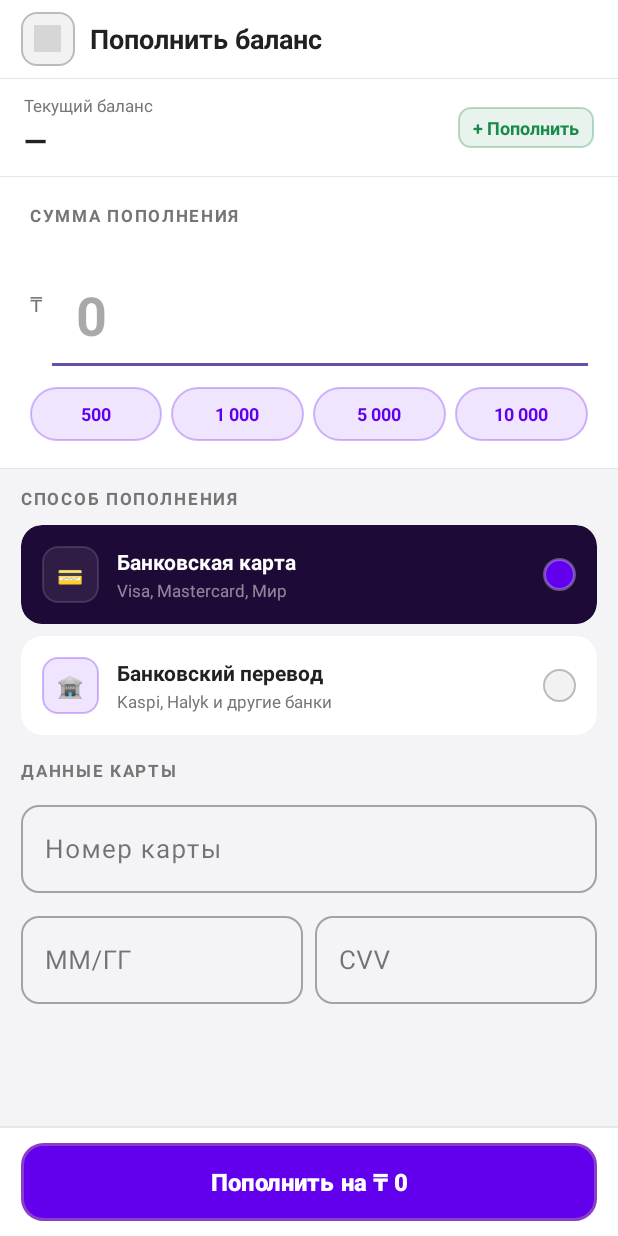
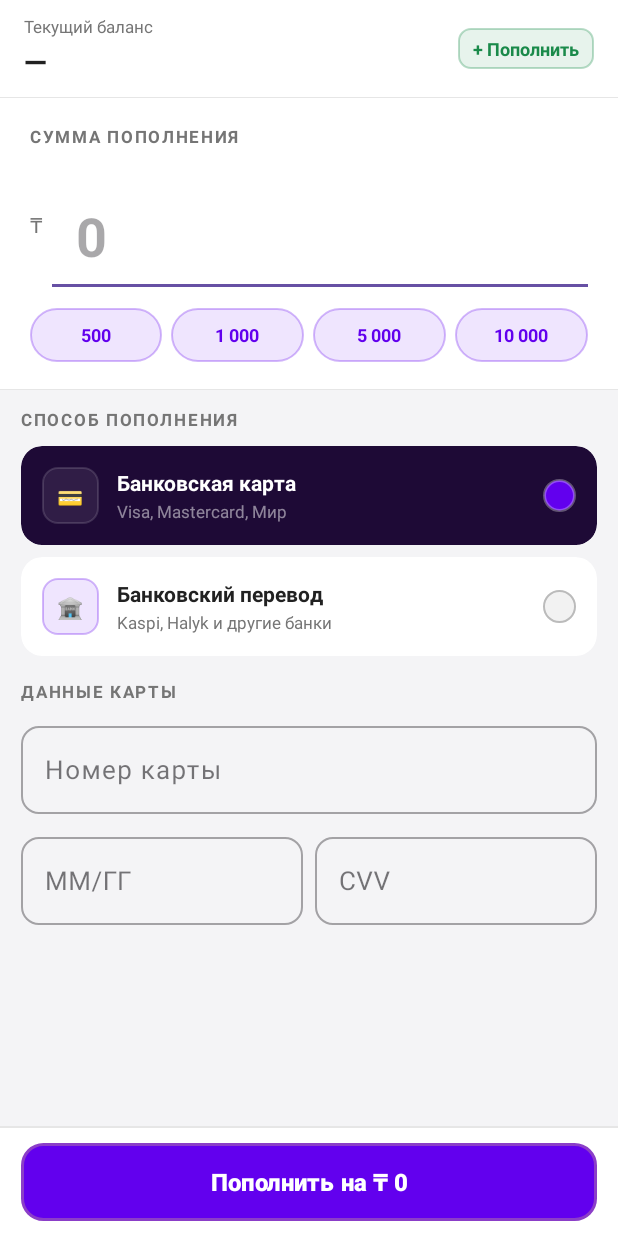
Before and after one commit to NailGareev/TumarSuperApp, an Android app: the fragment TopUpFragment shown on its own in the app's theme, on a phone screen of 412 x 824 dp. Run offline under Robolectric (Android 15) with nearby library versions, the phone set to English and light mode, and no system bars; network calls fail; 1 statement that could not run was skipped; grey boxes are pictures that could not be loaded.

Commit message:
Remove TopUp header and hide nav bars on TopUp screen
- Remove compact header (back button + title) from fragment_topup.xml
- Hide both toolbar and bottom nav bar on TopUp screen enter (onResume)
- Restore nav bars on exit (onPause)

https://claude.ai/code/session_01EnAYzh5Hu7gAmhdUUXaJyG

```diff
--- a/app/src/main/java/com/digitalcompany/tumarsuperapp/TopUpFragment.java
+++ b/app/src/main/java/com/digitalcompany/tumarsuperapp/TopUpFragment.java
@@ -80,6 +80,22 @@ public class TopUpFragment extends Fragment {
     }
 
     @Override
+    public void onResume() {
+        super.onResume();
+        if (getActivity() instanceof MainActivity) {
+            ((MainActivity) getActivity()).setSystemNavVisible(false);
+        }
+    }
+
+    @Override
+    public void onPause() {
+        super.onPause();
+        if (getActivity() instanceof MainActivity) {
+            ((MainActivity) getActivity()).restoreNavBars();
+        }
+    }
+
+    @Override
     public View onCreateView(@NonNull LayoutInflater inflater, @Nullable ViewGroup container,
                              @Nullable Bundle savedInstanceState) {
         return inflater.inflate(R.layout.fragment_topup, container, false);
@@ -114,9 +130,6 @@ public class TopUpFragment extends Fragment {
         viewRadioBank = view.findViewById(R.id.view_radio_bank);
         viewIconCard = view.findViewById(R.id.view_method_icon_card);
         viewIconBank = view.findViewById(R.id.view_method_icon_bank);
-
-        view.findViewById(R.id.btn_back_topup).setOnClickListener(v ->
-                requireActivity().getSupportFragmentManager().popBackStack());
 
         sectionBankTransfer = view.findViewById(R.id.section_bank_transfer);
         progressCardLoad = view.findViewById(R.id.progress_card_load);
--- a/app/src/main/res/layout/fragment_topup.xml
+++ b/app/src/main/res/layout/fragment_topup.xml
@@ -5,52 +5,6 @@
     android:layout_height="match_parent"
     android:orientation="vertical"
     android:background="#F4F4F6">
-
-    <!-- ===== Compact Header ===== -->
-    <LinearLayout
-        android:layout_width="match_parent"
-        android:layout_height="52dp"
-        android:orientation="horizontal"
-        android:gravity="center_vertical"
-        android:paddingStart="14dp"
-        android:paddingEnd="14dp"
-        android:background="#FFFFFF">
-
-        <!-- Back button -->
-        <FrameLayout
-            android:id="@+id/btn_back_topup"
-            android:layout_width="36dp"
-            android:layout_height="36dp"
-            android:background="@drawable/bg_topup_back_btn"
-            android:clickable="true"
-            android:focusable="true">
-
-            <ImageView
-                android:layout_width="18dp"
-                android:layout_height="18dp"
-                android:layout_gravity="center"
-                android:src="@drawable/ic_arrow_back"
-                android:tint="#212121"
-                android:contentDescription="@null" />
-        </FrameLayout>
-
-        <TextView
-            android:layout_width="0dp"
-            android:layout_height="wrap_content"
-            android:layout_weight="1"
-            android:layout_marginStart="10dp"
-            android:text="Пополнить баланс"
-            android:textSize="18sp"
-            android:textStyle="bold"
-            android:textColor="#212121" />
-
-    </LinearLayout>
-
-    <!-- Header bottom border -->
-    <View
-        android:layout_width="match_parent"
-        android:layout_height="1px"
-        android:background="#E6E6E6" />
 
     <!-- ===== Balance Strip ===== -->
     <LinearLayout
```
